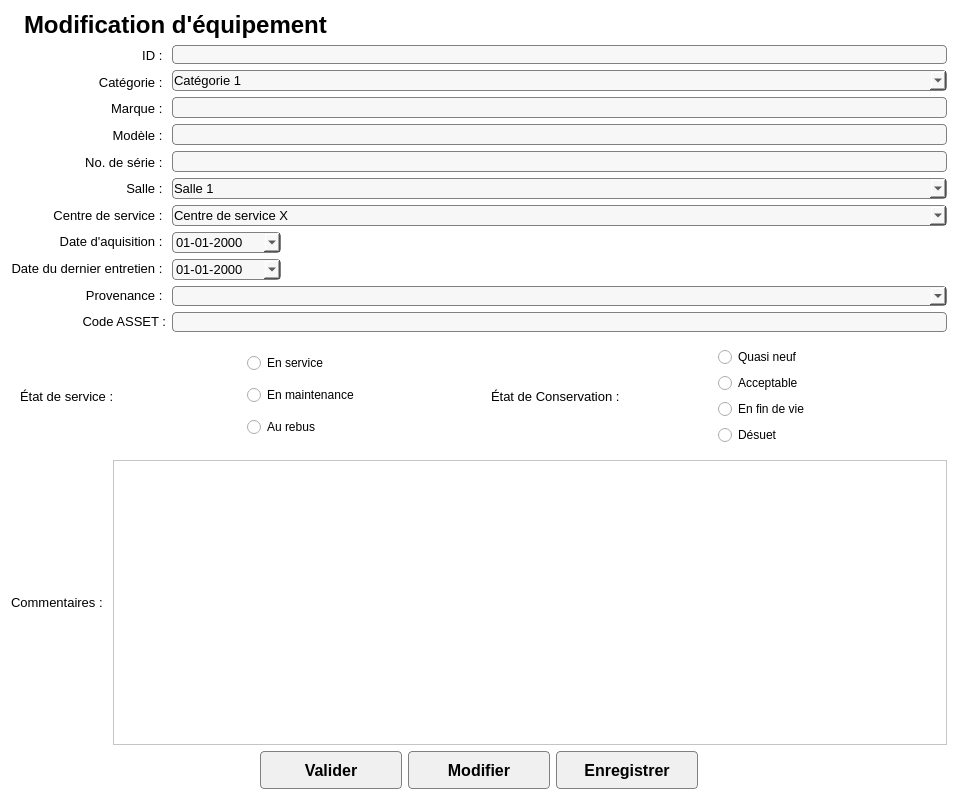
First picture: the form in Interface/FenetresEnUI/ModificationEquipement2.ui, repository ProjetPC2/SIMM2.0-DEV, before the edit.
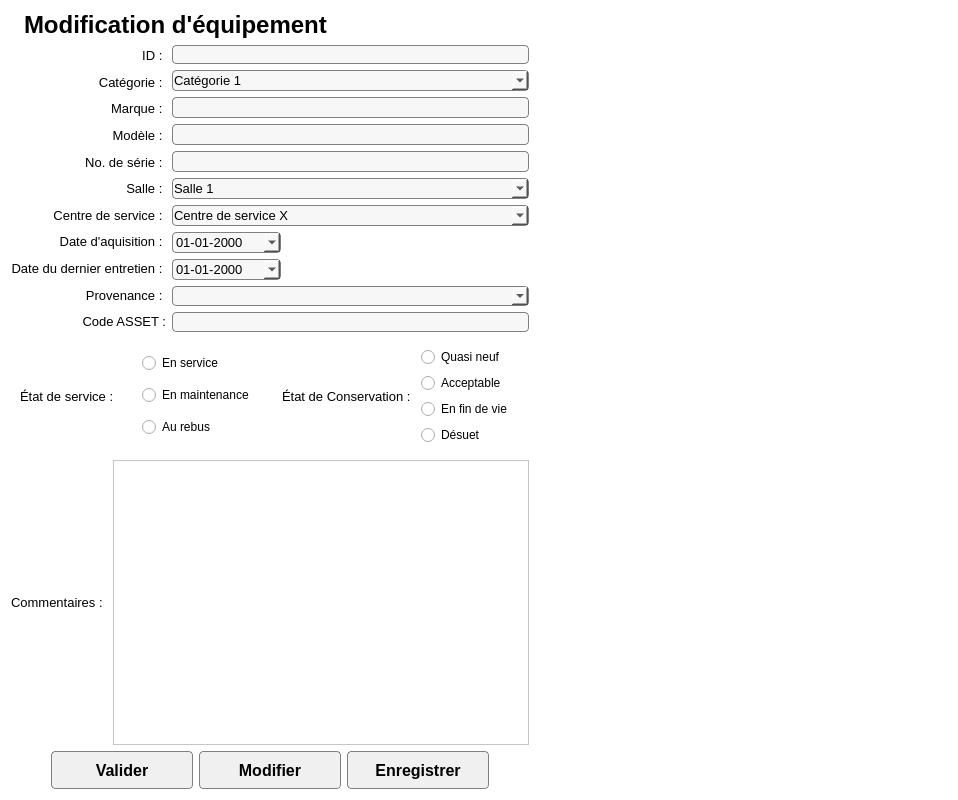
Second picture: the form after the edit. Icons and pictures are not drawn.

```diff
--- a/Interface/FenetresEnUI/ModificationEquipement2.ui
+++ b/Interface/FenetresEnUI/ModificationEquipement2.ui
@@ -90,61 +90,10 @@
 background:rgb(247,247,247);
 }</string>
   </property>
-  <layout class="QFormLayout" name="formLayout">
-   <item row="0" column="0" colspan="2">
-    <layout class="QHBoxLayout" name="layoutTitre">
-     <item>
-      <widget class="QLabel" name="label">
-       <property name="styleSheet">
-        <string notr="true">background: white;</string>
-       </property>
-       <property name="text">
-        <string/>
-       </property>
-       <property name="pixmap">
-        <pixmap>Images/add1.png</pixmap>
-       </property>
-       <property name="scaledContents">
-        <bool>false</bool>
-       </property>
-      </widget>
-     </item>
-     <item>
-      <widget class="QLabel" name="titreModificationEquipement">
-       <property name="font">
-        <font>
-         <family>MS Shell Dlg 2</family>
-         <pointsize>18</pointsize>
-         <weight>75</weight>
-         <italic>false</italic>
-         <bold>true</bold>
-         <underline>false</underline>
-        </font>
-       </property>
-       <property name="styleSheet">
-        <string notr="true">background: white;</string>
-       </property>
-       <property name="text">
-        <string>Modification d'équipement</string>
-       </property>
-      </widget>
-     </item>
-     <item>
-      <spacer name="horizontalSpacer">
-       <property name="orientation">
-        <enum>Qt::Horizontal</enum>
-       </property>
-       <property name="sizeHint" stdset="0">
-        <size>
-         <width>40</width>
-         <height>20</height>
-        </size>
-       </property>
-      </spacer>
-     </item>
-    </layout>
-   </item>
+  <layout class="QGridLayout" name="gridLayout">
    <item row="1" column="0">
+    <layout class="QHBoxLayout" name="horizontalLayout">
+     <item>
     <layout class="QVBoxLayout" name="layoutTitreLables">
      <item>
       <widget class="QLabel" name="label_34">
@@ -343,7 +292,7 @@
      </item>
     </layout>
    </item>
-   <item row="1" column="1">
+     <item>
     <layout class="QVBoxLayout" name="layoutChamps">
      <item>
       <widget class="QLabel" name="labelId">
@@ -527,7 +476,95 @@
      </item>
     </layout>
    </item>
-   <item row="3" column="0" colspan="2">
+    </layout>
+   </item>
+   <item row="4" column="0">
+    <layout class="QHBoxLayout" name="horizontalLayout_8">
+     <item>
+      <spacer name="horizontalSpacer_2">
+       <property name="orientation">
+        <enum>Qt::Horizontal</enum>
+       </property>
+       <property name="sizeHint" stdset="0">
+        <size>
+         <width>40</width>
+         <height>20</height>
+        </size>
+       </property>
+      </spacer>
+     </item>
+     <item>
+      <widget class="QPushButton" name="BoutonValider">
+       <property name="font">
+        <font>
+         <pointsize>-1</pointsize>
+         <weight>75</weight>
+         <italic>false</italic>
+         <bold>true</bold>
+        </font>
+       </property>
+       <property name="cursor">
+        <cursorShape>PointingHandCursor</cursorShape>
+       </property>
+       <property name="text">
+        <string>Valider</string>
+       </property>
+       <property name="icon">
+        <iconset>
+         <normaloff>Images/check-symbol.png</normaloff>Images/check-symbol.png</iconset>
+       </property>
+      </widget>
+     </item>
+     <item>
+      <widget class="QPushButton" name="BoutonModifier">
+       <property name="cursor">
+        <cursorShape>PointingHandCursor</cursorShape>
+       </property>
+       <property name="text">
+        <string>Modifier</string>
+       </property>
+       <property name="icon">
+        <iconset>
+         <normaloff>Images/Modify-icon.png</normaloff>Images/Modify-icon.png</iconset>
+       </property>
+       <property name="iconSize">
+        <size>
+         <width>32</width>
+         <height>32</height>
+        </size>
+       </property>
+      </widget>
+     </item>
+     <item>
+      <widget class="QPushButton" name="BoutonEnregistrer">
+       <property name="cursor">
+        <cursorShape>PointingHandCursor</cursorShape>
+       </property>
+       <property name="text">
+        <string>Enregistrer</string>
+       </property>
+       <property name="icon">
+        <iconset>
+         <normaloff>Images/save (1).png</normaloff>Images/save (1).png</iconset>
+       </property>
+      </widget>
+     </item>
+     <item>
+      <spacer name="horizontalSpacer_4">
+       <property name="orientation">
+        <enum>Qt::Horizontal</enum>
+       </property>
+       <property name="sizeHint" stdset="0">
+        <size>
+         <width>40</width>
+         <height>20</height>
+        </size>
+       </property>
+      </spacer>
+     </item>
+    </layout>
+   </item>
+   <item row="2" column="0">
     <layout class="QHBoxLayout" name="horizontalLayout_2">
      <item>
       <widget class="QFrame" name="frame">
@@ -650,7 +687,7 @@
      </item>
     </layout>
    </item>
-   <item row="4" column="0" colspan="2">
+   <item row="3" column="0">
     <layout class="QHBoxLayout" name="horizontalLayout_3">
      <item>
       <widget class="QLabel" name="labelTitreCommentaires">
@@ -675,26 +712,30 @@
      </item>
     </layout>
    </item>
-   <item row="5" column="0" colspan="2">
-    <layout class="QHBoxLayout" name="horizontalLayout_8">
+   <item row="0" column="0">
+    <layout class="QHBoxLayout" name="layoutTitre">
      <item>
-      <spacer name="horizontalSpacer_2">
-       <property name="orientation">
-        <enum>Qt::Horizontal</enum>
+      <widget class="QLabel" name="label">
+       <property name="styleSheet">
+        <string notr="true">background: white;</string>
        </property>
-       <property name="sizeHint" stdset="0">
-        <size>
-         <width>40</width>
-         <height>20</height>
-        </size>
+       <property name="text">
+        <string/>
        </property>
-      </spacer>
+       <property name="pixmap">
+        <pixmap>Images/add1.png</pixmap>
+       </property>
+       <property name="scaledContents">
+        <bool>false</bool>
+       </property>
+      </widget>
      </item>
      <item>
-      <widget class="QPushButton" name="BoutonValider">
+      <widget class="QLabel" name="titreModificationEquipement">
        <property name="font">
         <font>
-         <pointsize>-1</pointsize>
+         <family>MS Shell Dlg 2</family>
+         <pointsize>18</pointsize>
          <weight>75</weight>
          <italic>false</italic>
          <bold>true</bold>
@@ -704,7 +745,7 @@
         <cursorShape>PointingHandCursor</cursorShape>
        </property>
        <property name="text">
-        <string>Valider</string>
+        <string>Modification d'équipement</string>
        </property>
        <property name="icon">
         <iconset>
@@ -713,41 +754,7 @@
       </widget>
      </item>
      <item>
-      <widget class="QPushButton" name="BoutonModifier">
-       <property name="cursor">
-        <cursorShape>PointingHandCursor</cursorShape>
-       </property>
-       <property name="text">
-        <string>Modifier</string>
-       </property>
-       <property name="icon">
-        <iconset>
-         <normaloff>Images/Modify-icon.png</normaloff>Images/Modify-icon.png</iconset>
-       </property>
-       <property name="iconSize">
-        <size>
-         <width>32</width>
-         <height>32</height>
-        </size>
-       </property>
-      </widget>
-     </item>
-     <item>
-      <widget class="QPushButton" name="BoutonEnregistrer">
-       <property name="cursor">
-        <cursorShape>PointingHandCursor</cursorShape>
-       </property>
-       <property name="text">
-        <string>Enregistrer</string>
-       </property>
-       <property name="icon">
-        <iconset>
-         <normaloff>Images/save (1).png</normaloff>Images/save (1).png</iconset>
-       </property>
-      </widget>
-     </item>
-     <item>
-      <spacer name="horizontalSpacer_4">
+      <spacer name="horizontalSpacer">
        <property name="orientation">
         <enum>Qt::Horizontal</enum>
        </property>
@@ -761,6 +768,19 @@
      </item>
     </layout>
    </item>
+   <item row="1" column="1">
+    <spacer name="horizontalSpacer_3">
+     <property name="orientation">
+      <enum>Qt::Horizontal</enum>
+     </property>
+     <property name="sizeHint" stdset="0">
+      <size>
+       <width>40</width>
+       <height>20</height>
+      </size>
+     </property>
+    </spacer>
+   </item>
   </layout>
  </widget>
  <resources/>
```
Left out of the diff: 9 changed lines with no effect on the pictures. Lines whose indentation alone changed are shown as unchanged.
